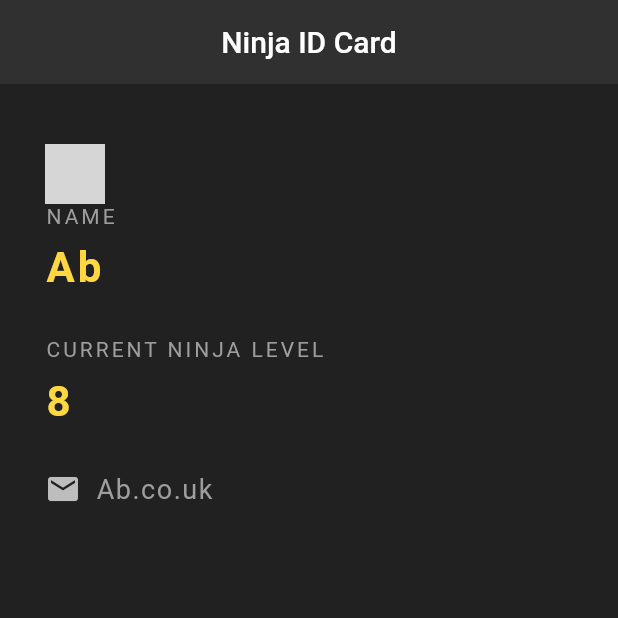
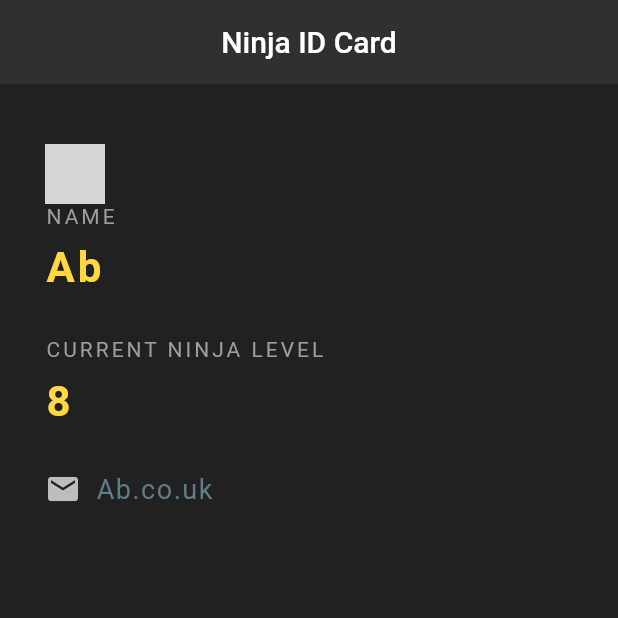
Before and after one commit to Enedosa/flutter-repo, a Flutter app: the screen it shows after launch, on a phone screen of 412 x 824 dp, the top half of it. Run offline on Flutter 3.47's test engine with Material 2 defaults, Android fonts, the phone set to English and light mode, and no system bars; grey boxes are pictures that could not be loaded.

Commit message:
Worked on UI

```diff
--- a/ninja_ebele/lib/main.dart
+++ b/ninja_ebele/lib/main.dart
@@ -63,7 +63,9 @@ class NinjaCard extends StatelessWidget {
                   Text(
                     'Ab.co.uk',
                     style: TextStyle(
-                        color: Colors.grey, fontSize: 18.0, letterSpacing: 1.0),
+                        color: Colors.blueGrey,
+                        fontSize: 18.0,
+                        letterSpacing: 1.0),
                   ),
                 ],
               )
```
